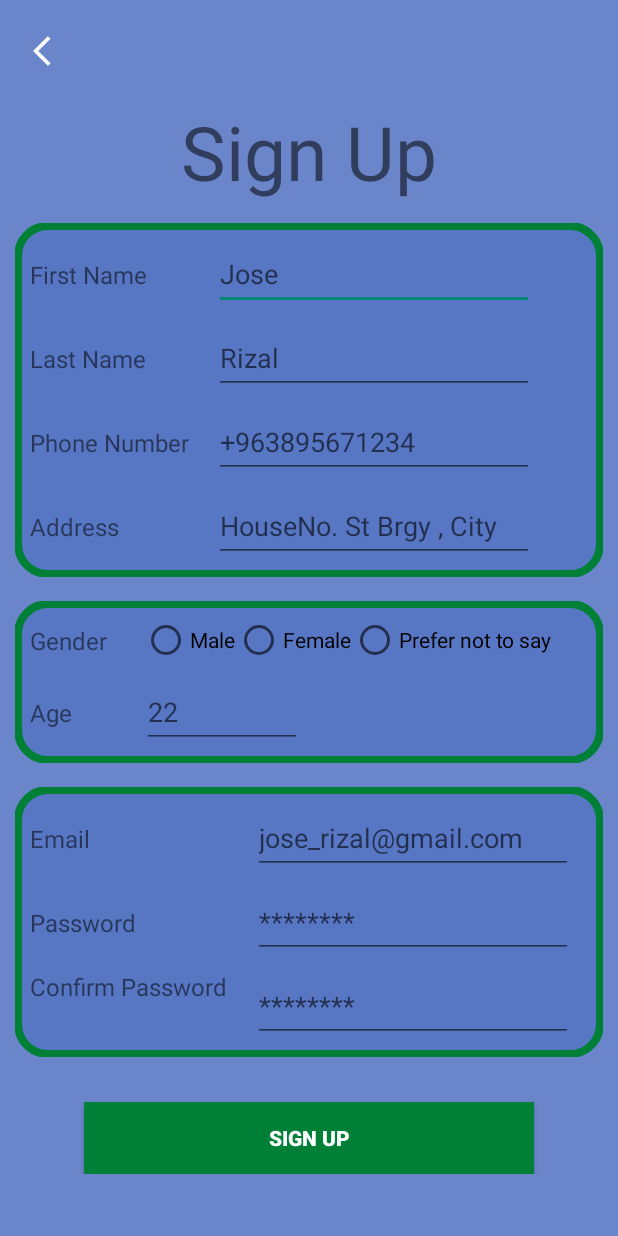
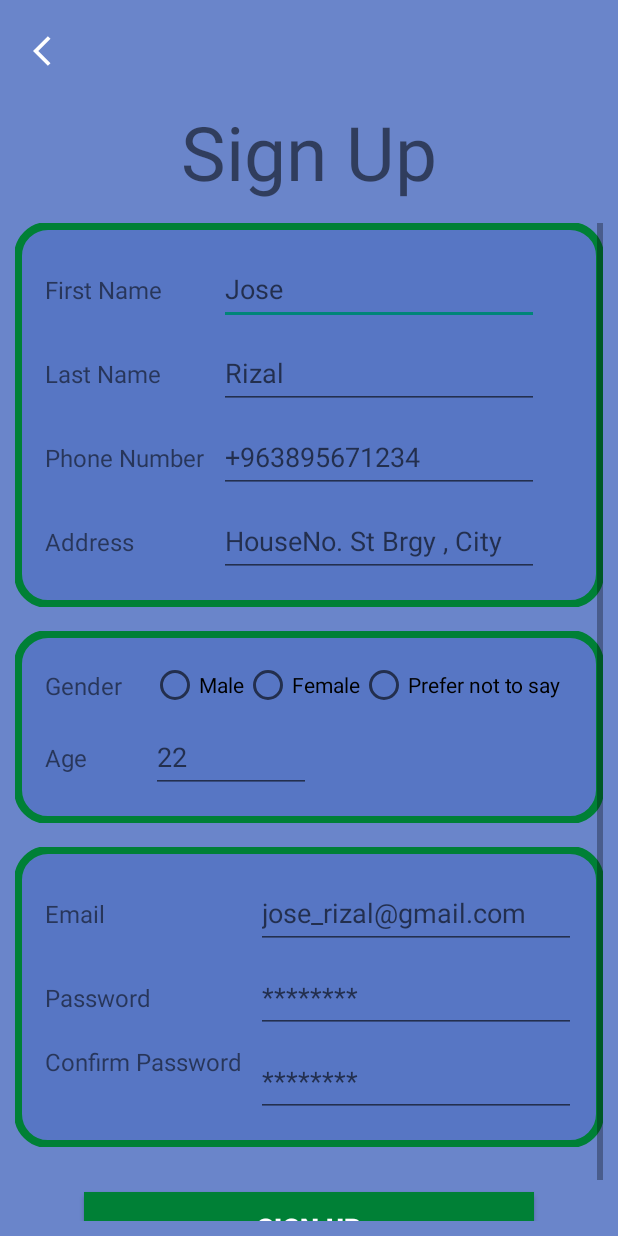
Before and after one commit to userlaurence/GasITMobileDelvieryPlatformApplication, an Android app: the SignUpActivity screen opened directly, with no data from a screen before it, on a phone screen of 412 x 824 dp. Run offline under Robolectric (Android 15) with nearby library versions, the phone set to English and light mode, and no system bars; libraries missing offline, so code that uses them is left out: es.dmoral.toasty; Roboto replaces fonts that are not available here.

Commit message:
Tweak values of padding and text sizes.

```diff
--- a/app/src/main/res/values/dimens.xml
+++ b/app/src/main/res/values/dimens.xml
@@ -6,14 +6,14 @@
     <dimen name="fab_margin">16dp</dimen>
     <dimen name="appbar_padding_top">8dp</dimen>
 
-    <dimen name="card_view_padding">10dp</dimen>
+    <dimen name="card_view_padding">20dp</dimen>
     <dimen name="card_view_title_text_size">22sp</dimen>
-    <dimen name="card_view_subtitle_text_size">18sp</dimen>
+    <dimen name="card_view_subtitle_text_size">20sp</dimen>
     <dimen name="card_view_information_text_size">16sp</dimen>
 
     <dimen name="fragment_padding">10dp</dimen>
     <dimen name="title_text_size">30sp</dimen>
-    <dimen name="button_text_size">14sp</dimen>
+    <dimen name="button_text_size">18sp</dimen>
     <dimen name="input_text_size">16sp</dimen>
     <dimen name="input_field_margin">8dp</dimen>
     <dimen name="panel_margin">16dp</dimen>
```
